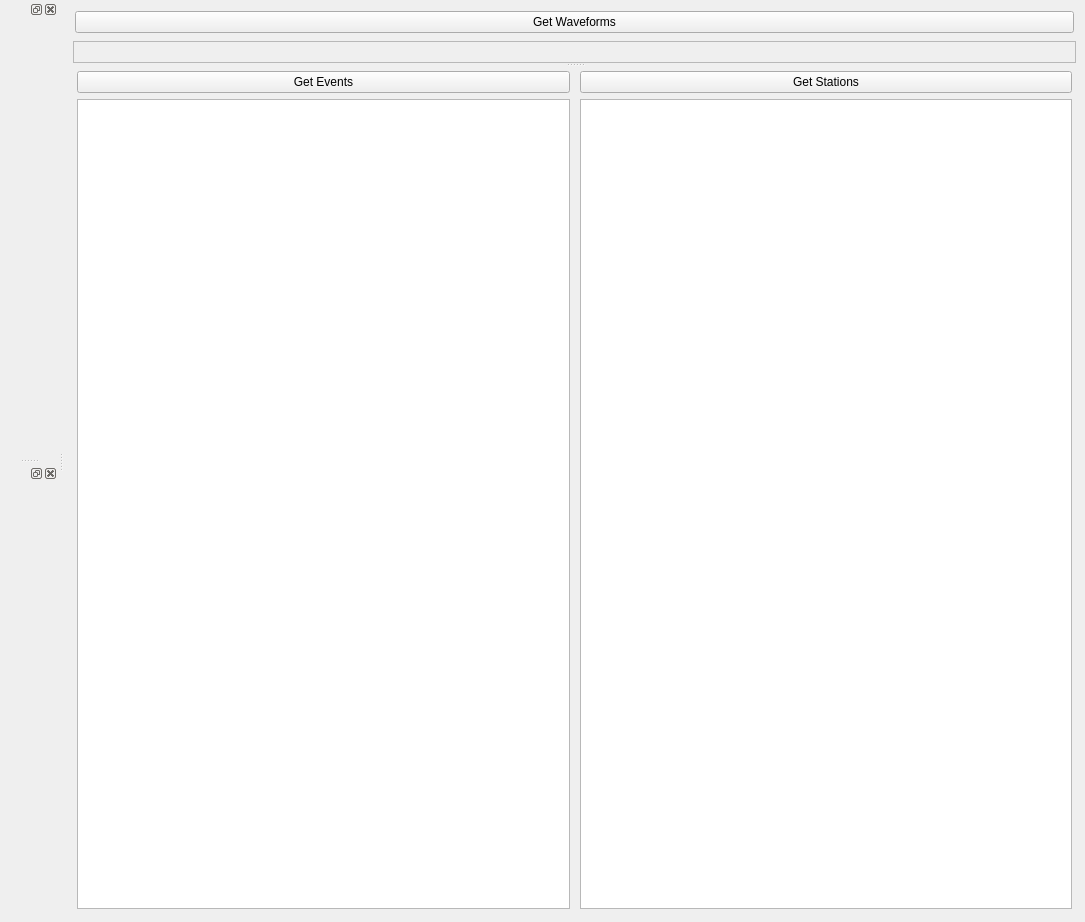
First picture: the form in pyweed/gui/uic/MainWindow.ui, repository iris-edu/pyweed, before the edit.
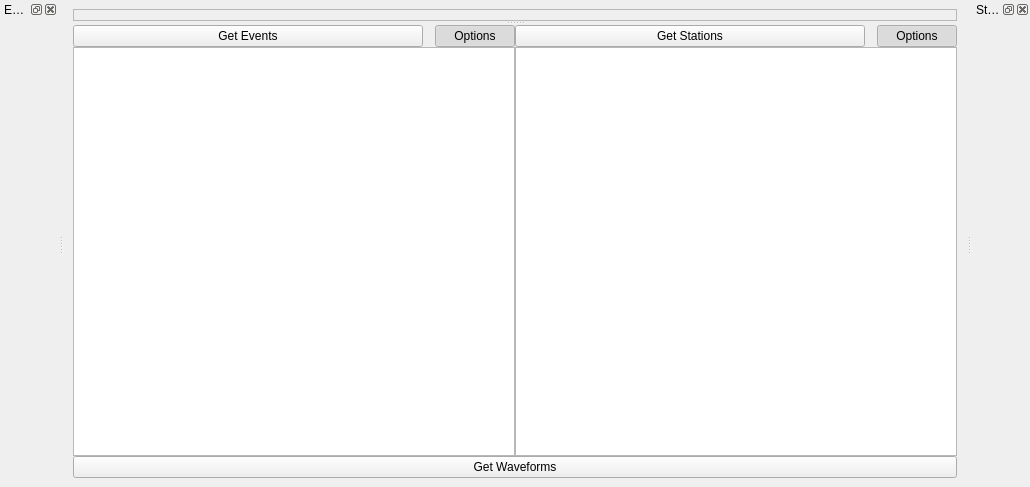
Second picture: the form after the edit. Custom widgets are drawn as their Qt base class.

Commit message: Converted the event/station options dialogs to widgets, so they can be put into dock widgets. Also a bunch of layout tweaks. #5494 #5421

The edit to the form file:
```diff
--- a/pyweed/gui/uic/MainWindow.ui
+++ b/pyweed/gui/uic/MainWindow.ui
@@ -6,8 +6,8 @@
    <rect>
     <x>0</x>
     <y>0</y>
-    <width>1085</width>
-    <height>922</height>
+    <width>1030</width>
+    <height>487</height>
    </rect>
   </property>
   <property name="windowTitle">
@@ -15,31 +15,6 @@
   </property>
   <widget class="QWidget" name="centralwidget">
    <layout class="QVBoxLayout" name="verticalLayout">
-    <item>
-     <widget class="QWidget" name="getButtonsWidget" native="true">
-      <layout class="QHBoxLayout" name="horizontalLayout_2">
-       <property name="leftMargin">
-        <number>2</number>
-       </property>
-       <property name="topMargin">
-        <number>2</number>
-       </property>
-       <property name="rightMargin">
-        <number>2</number>
-       </property>
-       <property name="bottomMargin">
-        <number>2</number>
-       </property>
-       <item>
-        <widget class="QPushButton" name="getWaveformsButton">
-         <property name="text">
-          <string>Get Waveforms</string>
-         </property>
-        </widget>
-       </item>
-      </layout>
-     </widget>
-    </item>
     <item>
      <widget class="QSplitter" name="splitter">
       <property name="orientation">
@@ -77,116 +52,140 @@
         </item>
        </layout>
       </widget>
-      <widget class="QFrame" name="eventAndStationFrame">
-       <property name="frameShape">
-        <enum>QFrame::NoFrame</enum>
-       </property>
-       <property name="frameShadow">
-        <enum>QFrame::Raised</enum>
-       </property>
-       <layout class="QHBoxLayout" name="horizontalLayout">
+      <widget class="QWidget" name="eventAndStationWidget" native="true">
+       <layout class="QVBoxLayout" name="verticalLayout_4">
+        <property name="spacing">
+         <number>0</number>
+        </property>
         <property name="leftMargin">
-         <number>2</number>
-        </property>
-        <property name="topMargin">
-         <number>2</number>
+         <number>0</number>
         </property>
         <property name="rightMargin">
-         <number>2</number>
+         <number>0</number>
         </property>
         <property name="bottomMargin">
-         <number>2</number>
+         <number>0</number>
         </property>
         <item>
-         <widget class="QFrame" name="eventsFrame">
-          <property name="frameShape">
-           <enum>QFrame::NoFrame</enum>
-          </property>
-          <property name="frameShadow">
-           <enum>QFrame::Raised</enum>
-          </property>
-          <layout class="QVBoxLayout" name="verticalLayout_3">
-           <property name="leftMargin">
-            <number>2</number>
-           </property>
-           <property name="topMargin">
-            <number>2</number>
-           </property>
-           <property name="rightMargin">
-            <number>2</number>
-           </property>
-           <property name="bottomMargin">
-            <number>2</number>
-           </property>
-           <item>
-            <widget class="QPushButton" name="getEventsButton">
-             <property name="text">
-              <string>Get Events</string>
-             </property>
-            </widget>
-           </item>
-           <item>
-            <widget class="QTableWidget" name="eventsTable">
-             <property name="styleSheet">
-              <string notr="true"/>
-             </property>
-             <property name="showGrid">
-              <bool>false</bool>
-             </property>
-             <property name="gridStyle">
-              <enum>Qt::NoPen</enum>
-             </property>
-            </widget>
-           </item>
-          </layout>
-         </widget>
+         <layout class="QHBoxLayout" name="eventAndStationLayout">
+          <item>
+           <layout class="QVBoxLayout" name="eventsLayout">
+            <property name="spacing">
+             <number>0</number>
+            </property>
+            <item>
+             <layout class="QHBoxLayout" name="eventsButtonLayout">
+              <property name="spacing">
+               <number>12</number>
+              </property>
+              <item>
+               <widget class="QPushButton" name="getEventsButton">
+                <property name="text">
+                 <string>Get Events</string>
+                </property>
+               </widget>
+              </item>
+              <item>
+               <widget class="QPushButton" name="toggleEventOptions">
+                <property name="sizePolicy">
+                 <sizepolicy hsizetype="Fixed" vsizetype="Fixed">
+                  <horstretch>0</horstretch>
+                  <verstretch>0</verstretch>
+                 </sizepolicy>
+                </property>
+                <property name="text">
+                 <string>Options</string>
+                </property>
+                <property name="checkable">
+                 <bool>true</bool>
+                </property>
+                <property name="checked">
+                 <bool>true</bool>
+                </property>
+               </widget>
+              </item>
+             </layout>
+            </item>
+            <item>
+             <widget class="QTableWidget" name="eventsTable">
+              <property name="editTriggers">
+               <set>QAbstractItemView::NoEditTriggers</set>
+              </property>
+              <property name="selectionBehavior">
+               <enum>QAbstractItemView::SelectRows</enum>
+              </property>
+              <property name="sortingEnabled">
+               <bool>true</bool>
+              </property>
+             </widget>
+            </item>
+           </layout>
+          </item>
+          <item>
+           <layout class="QVBoxLayout" name="stationsLayout">
+            <property name="spacing">
+             <number>0</number>
+            </property>
+            <item>
+             <layout class="QHBoxLayout" name="stationsButtonLayout">
+              <property name="spacing">
+               <number>12</number>
+              </property>
+              <item>
+               <widget class="QPushButton" name="getStationsButton">
+                <property name="text">
+                 <string>Get Stations</string>
+                </property>
+               </widget>
+              </item>
+              <item>
+               <widget class="QPushButton" name="toggleStationOptions">
+                <property name="sizePolicy">
+                 <sizepolicy hsizetype="Fixed" vsizetype="Fixed">
+                  <horstretch>0</horstretch>
+                  <verstretch>0</verstretch>
+                 </sizepolicy>
+                </property>
+                <property name="text">
+                 <string>Options</string>
+                </property>
+                <property name="checkable">
+                 <bool>true</bool>
+                </property>
+                <property name="checked">
+                 <bool>true</bool>
+                </property>
+               </widget>
+              </item>
+             </layout>
+            </item>
+            <item>
+             <widget class="QTableWidget" name="stationsTable">
+              <property name="editTriggers">
+               <set>QAbstractItemView::NoEditTriggers</set>
+              </property>
+              <property name="selectionBehavior">
+               <enum>QAbstractItemView::SelectRows</enum>
+              </property>
+              <property name="sortingEnabled">
+               <bool>true</bool>
+              </property>
+             </widget>
+            </item>
+           </layout>
+          </item>
+         </layout>
         </item>
         <item>
-         <widget class="QFrame" name="stationsFrame">
-          <property name="frameShape">
-           <enum>QFrame::NoFrame</enum>
-          </property>
-          <property name="frameShadow">
-           <enum>QFrame::Raised</enum>
-          </property>
-          <layout class="QVBoxLayout" name="verticalLayout_4">
-           <property name="leftMargin">
-            <number>2</number>
-           </property>
-           <property name="topMargin">
-            <number>2</number>
-           </property>
-           <property name="rightMargin">
-            <number>2</number>
-           </property>
-           <property name="bottomMargin">
-            <number>2</number>
-           </property>
-           <item>
-            <widget class="QPushButton" name="getStationsButton">
-             <property name="styleSheet">
-              <string notr="true"/>
-             </property>
-             <property name="text">
-              <string>Get Stations</string>
-             </property>
-            </widget>
-           </item>
-           <item>
-            <widget class="QTableWidget" name="stationsTable">
-             <property name="styleSheet">
-              <string notr="true"/>
-             </property>
-             <property name="showGrid">
-              <bool>false</bool>
-             </property>
-             <property name="gridStyle">
-              <enum>Qt::NoPen</enum>
-             </property>
-            </widget>
-           </item>
-          </layout>
-         </widget>
+         <layout class="QHBoxLayout" name="waveformButtonLayout">
+          <item>
+           <widget class="QPushButton" name="getWaveformsButton">
+            <property name="text">
+             <string>Get Waveforms</string>
+            </property>
+           </widget>
+          </item>
+         </layout>
         </item>
        </layout>
       </widget>
@@ -194,15 +193,36 @@
     </item>
    </layout>
   </widget>
-  <widget class="QDockWidget" name="dockWidget">
+  <widget class="QDockWidget" name="eventOptionsDockWidget">
+   <property name="floating">
+    <bool>false</bool>
+   </property>
+   <property name="features">
+    <set>QDockWidget::AllDockWidgetFeatures</set>
+   </property>
+   <property name="allowedAreas">
+    <set>Qt::LeftDockWidgetArea|Qt::RightDockWidgetArea</set>
+   </property>
+   <property name="windowTitle">
+    <string>Event Options</string>
+   </property>
    <attribute name="dockWidgetArea">
     <number>1</number>
    </attribute>
    <widget class="QWidget" name="dockWidgetContents"/>
   </widget>
-  <widget class="QDockWidget" name="dockWidget_2">
+  <widget class="QDockWidget" name="stationOptionsDockWidget">
+   <property name="features">
+    <set>QDockWidget::AllDockWidgetFeatures</set>
+   </property>
+   <property name="allowedAreas">
+    <set>Qt::LeftDockWidgetArea|Qt::RightDockWidgetArea</set>
+   </property>
+   <property name="windowTitle">
+    <string>Station Options</string>
+   </property>
    <attribute name="dockWidgetArea">
-    <number>1</number>
+    <number>2</number>
    </attribute>
    <widget class="QWidget" name="dockWidgetContents_2"/>
   </widget>
```
The commit also changes 11 other files.
